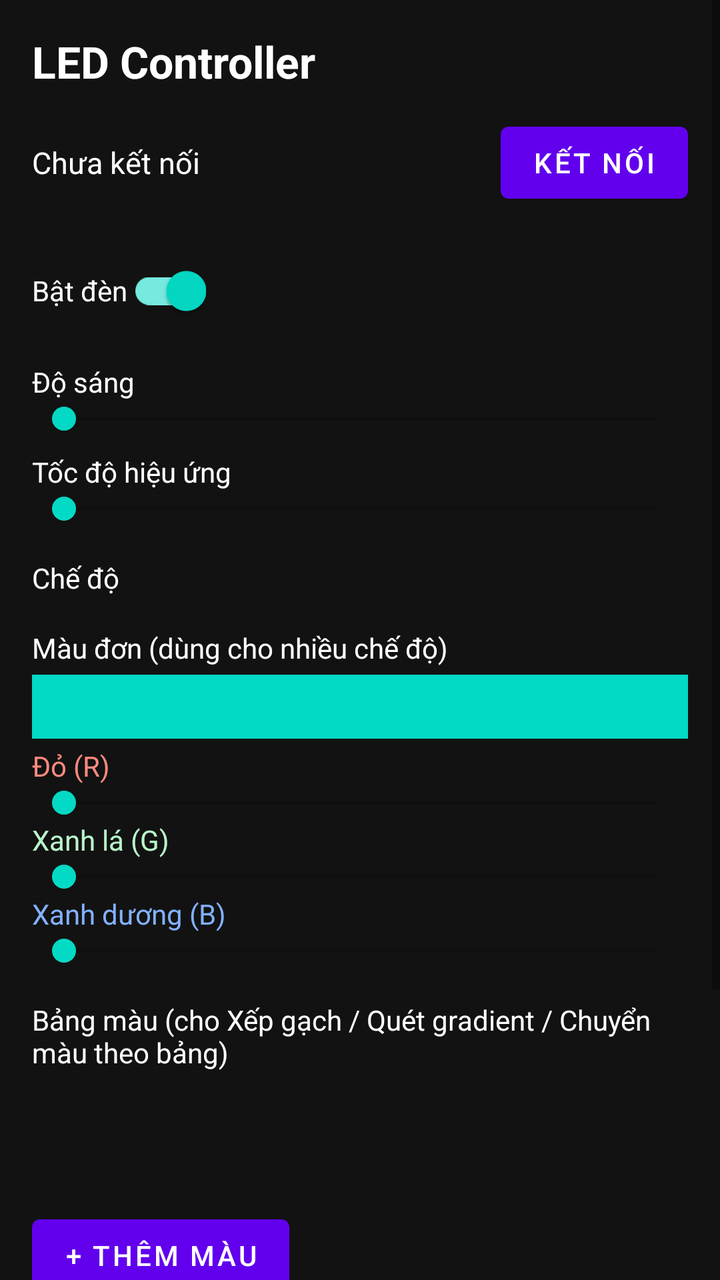
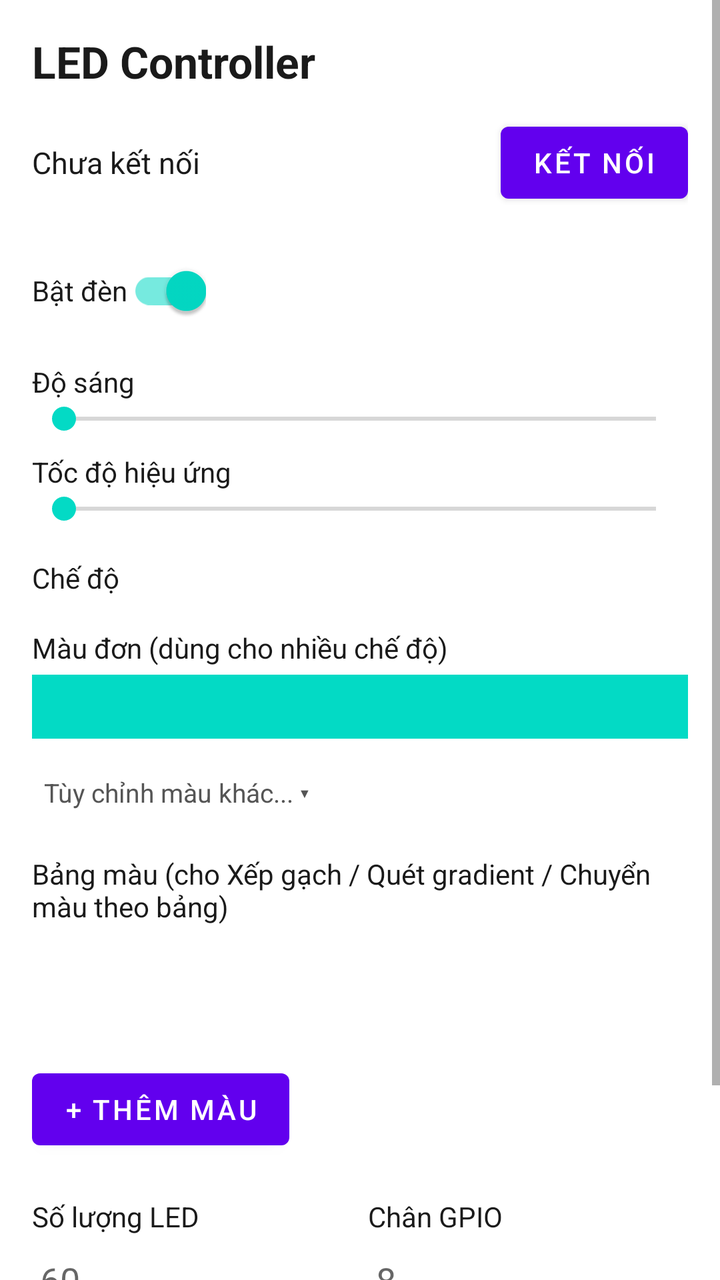

The first picture is an Android layout as it rendered before a commit; the second is the same layout after the commit. The layout source and the unified diff follow.
<!-- AndroidManifest.xml: activity theme Theme.LedController -->
<!-- res/layout/activity_main.xml -->
<?xml version="1.0" encoding="utf-8"?>
<ScrollView xmlns:android="http://schemas.android.com/apk/res/android"
    xmlns:app="http://schemas.android.com/apk/res-auto"
    android:layout_width="match_parent"
    android:layout_height="match_parent"
    android:background="@color/bg_dark">

    <LinearLayout
        android:layout_width="match_parent"
        android:layout_height="wrap_content"
        android:orientation="vertical"
        android:padding="16dp">

        <TextView
            android:layout_width="wrap_content"
            android:layout_height="wrap_content"
            android:text="@string/app_name"
            android:textColor="@color/white"
            android:textSize="22sp"
            android:textStyle="bold"
            android:layout_marginBottom="12dp" />

        
        <LinearLayout
            android:layout_width="match_parent"
            android:layout_height="wrap_content"
            android:orientation="horizontal"
            android:gravity="center_vertical"
            android:layout_marginBottom="16dp">

            <TextView
                android:id="@+id/tvStatus"
                android:layout_width="0dp"
                android:layout_height="wrap_content"
                android:layout_weight="1"
                android:text="Chưa kết nối"
                android:textColor="@color/white"
                android:textSize="15sp" />

            <Button
                android:id="@+id/btnConnect"
                android:layout_width="wrap_content"
                android:layout_height="wrap_content"
                android:text="Kết nối" />
        </LinearLayout>

        
        <com.google.android.material.switchmaterial.SwitchMaterial
            android:id="@+id/switchPower"
            android:layout_width="wrap_content"
            android:layout_height="wrap_content"
            android:text="Bật đèn"
            android:textColor="@color/white"
            android:checked="true"
            android:layout_marginBottom="12dp" />

        <TextView
            android:layout_width="wrap_content"
            android:layout_height="wrap_content"
            android:text="Độ sáng"
            android:textColor="@color/white" />
        <SeekBar
            android:id="@+id/seekBrightness"
            android:layout_width="match_parent"
            android:layout_height="wrap_content"
            android:max="255" />

        <TextView
            android:layout_width="wrap_content"
            android:layout_height="wrap_content"
            android:text="Tốc độ hiệu ứng"
            android:textColor="@color/white"
            android:layout_marginTop="8dp" />
        <SeekBar
            android:id="@+id/seekSpeed"
            android:layout_width="match_parent"
            android:layout_height="wrap_content"
            android:max="100" />

        
        <TextView
            android:layout_width="wrap_content"
            android:layout_height="wrap_content"
            android:text="Chế độ"
            android:textColor="@color/white"
            android:layout_marginTop="16dp" />
        <Spinner
            android:id="@+id/spinnerMode"
            android:layout_width="match_parent"
            android:layout_height="wrap_content"
            android:background="@color/surface_dark" />

        
        <TextView
            android:layout_width="wrap_content"
            android:layout_height="wrap_content"
            android:text="Màu đơn (dùng cho nhiều chế độ)"
            android:textColor="@color/white"
            android:layout_marginTop="16dp" />

        <View
            android:id="@+id/colorPreview"
            android:layout_width="match_parent"
            android:layout_height="32dp"
            android:background="@color/teal_200"
            android:layout_marginTop="4dp"
            android:layout_marginBottom="4dp" />

        <TextView android:layout_width="wrap_content" android:layout_height="wrap_content"
            android:text="Đỏ (R)" android:textColor="#FF8A80" />
        <SeekBar android:id="@+id/seekR" android:layout_width="match_parent" android:layout_height="wrap_content" android:max="255" />
        <TextView android:layout_width="wrap_content" android:layout_height="wrap_content"
            android:text="Xanh lá (G)" android:textColor="#B9F6CA" />
        <SeekBar android:id="@+id/seekG" android:layout_width="match_parent" android:layout_height="wrap_content" android:max="255" />
        <TextView android:layout_width="wrap_content" android:layout_height="wrap_content"
            android:text="Xanh dương (B)" android:textColor="#82B1FF" />
        <SeekBar android:id="@+id/seekB" android:layout_width="match_parent" android:layout_height="wrap_content" android:max="255" />

        
        <TextView
            android:layout_width="wrap_content"
            android:layout_height="wrap_content"
            android:text="Bảng màu (cho Xếp gạch / Quét gradient / Chuyển màu theo bảng)"
            android:textColor="@color/white"
            android:layout_marginTop="16dp" />

        <androidx.recyclerview.widget.RecyclerView
            android:id="@+id/recyclerPalette"
            android:layout_width="match_parent"
            android:layout_height="wrap_content"
            android:orientation="horizontal"
            android:layout_marginTop="8dp"
            android:minHeight="56dp" />

        <Button
            android:id="@+id/btnAddColor"
            android:layout_width="wrap_content"
            android:layout_height="wrap_content"
            android:text="+ Thêm màu"
            android:layout_marginTop="4dp" />

        
        <LinearLayout
            android:layout_width="match_parent"
            android:layout_height="wrap_content"
            android:orientation="horizontal"
            android:layout_marginTop="20dp">

            <LinearLayout
                android:layout_width="0dp"
                android:layout_height="wrap_content"
                android:layout_weight="1"
                android:orientation="vertical"
                android:layout_marginEnd="8dp">
                <TextView android:layout_width="wrap_content" android:layout_height="wrap_content"
                    android:text="Số lượng LED" android:textColor="@color/white" />
                <EditText
                    android:id="@+id/editLedCount"
                    android:layout_width="match_parent"
                    android:layout_height="wrap_content"
                    android:inputType="number"
                    android:hint="60" />
            </LinearLayout>

            <LinearLayout
                android:layout_width="0dp"
                android:layout_height="wrap_content"
                android:layout_weight="1"
                android:orientation="vertical">
                <TextView android:layout_width="wrap_content" android:layout_height="wrap_content"
                    android:text="Chân GPIO" android:textColor="@color/white" />
                <EditText
                    android:id="@+id/editGpioPin"
                    android:layout_width="match_parent"
                    android:layout_height="wrap_content"
                    android:inputType="number"
                    android:hint="8" />
            </LinearLayout>
        </LinearLayout>

        <Button
            android:id="@+id/btnApplyConfig"
            android:layout_width="match_parent"
            android:layout_height="wrap_content"
            android:text="Áp dụng số lượng LED / chân GPIO"
            android:layout_marginTop="8dp"
            android:layout_marginBottom="24dp" />

    </LinearLayout>
</ScrollView>
<!-- resources referenced by this layout -->
<resources>
  <color name="bg_dark">#FF121212</color>
  <color name="surface_dark">#FF1E1E1E</color>
  <color name="teal_200">#FF03DAC5</color>
  <color name="white">#FFFFFFFF</color>
  <string name="app_name">LED Controller</string>
  <style name="Theme.LedController" parent="Theme.MaterialComponents.Light.NoActionBar">
          <item name="colorPrimary">@color/purple_500</item>
          <item name="colorPrimaryDark">@color/purple_700</item>
          <item name="colorAccent">@color/teal_200</item>
          <item name="android:windowBackground">@color/bg_light</item>
          <item name="android:textColorPrimary">@color/text_dark</item>
      </style>
  <color name="purple_500">#FF6200EE</color>
  <color name="purple_700">#FF3700B3</color>
  <color name="bg_light">#FFFFFFFF</color>
  <color name="text_dark">#FF1A1A1A</color>
</resources>

<!-- the commit's change to res/layout/activity_main.xml (unified diff, before → after) -->
@@ -3,7 +3,7 @@
     xmlns:app="http://schemas.android.com/apk/res-auto"
     android:layout_width="match_parent"
     android:layout_height="match_parent"
-    android:background="@color/bg_dark">
+    android:background="@color/bg_light">
 
     <LinearLayout
         android:layout_width="match_parent"
@@ -15,7 +15,7 @@
             android:layout_width="wrap_content"
             android:layout_height="wrap_content"
             android:text="@string/app_name"
-            android:textColor="@color/white"
+            android:textColor="@color/text_dark"
             android:textSize="22sp"
             android:textStyle="bold"
             android:layout_marginBottom="12dp" />
@@ -34,7 +34,7 @@
                 android:layout_height="wrap_content"
                 android:layout_weight="1"
                 android:text="Chưa kết nối"
-                android:textColor="@color/white"
+                android:textColor="@color/text_dark"
                 android:textSize="15sp" />
 
             <Button
@@ -50,7 +50,7 @@
             android:layout_width="wrap_content"
             android:layout_height="wrap_content"
             android:text="Bật đèn"
-            android:textColor="@color/white"
+            android:textColor="@color/text_dark"
             android:checked="true"
             android:layout_marginBottom="12dp" />
 
@@ -58,7 +58,7 @@
             android:layout_width="wrap_content"
             android:layout_height="wrap_content"
             android:text="Độ sáng"
-            android:textColor="@color/white" />
+            android:textColor="@color/text_dark" />
         <SeekBar
             android:id="@+id/seekBrightness"
             android:layout_width="match_parent"
@@ -69,7 +69,7 @@
             android:layout_width="wrap_content"
             android:layout_height="wrap_content"
             android:text="Tốc độ hiệu ứng"
-            android:textColor="@color/white"
+            android:textColor="@color/text_dark"
             android:layout_marginTop="8dp" />
         <SeekBar
             android:id="@+id/seekSpeed"
@@ -82,20 +82,20 @@
             android:layout_width="wrap_content"
             android:layout_height="wrap_content"
             android:text="Chế độ"
-            android:textColor="@color/white"
+            android:textColor="@color/text_dark"
             android:layout_marginTop="16dp" />
         <Spinner
             android:id="@+id/spinnerMode"
             android:layout_width="match_parent"
             android:layout_height="wrap_content"
-            android:background="@color/surface_dark" />
+            android:background="@color/surface_light" />
 
         
         <TextView
             android:layout_width="wrap_content"
             android:layout_height="wrap_content"
             android:text="Màu đơn (dùng cho nhiều chế độ)"
-            android:textColor="@color/white"
+            android:textColor="@color/text_dark"
             android:layout_marginTop="16dp" />
 
         <View
@@ -106,22 +106,48 @@
             android:layout_marginTop="4dp"
             android:layout_marginBottom="4dp" />
 
-        <TextView android:layout_width="wrap_content" android:layout_height="wrap_content"
-            android:text="Đỏ (R)" android:textColor="#FF8A80" />
-        <SeekBar android:id="@+id/seekR" android:layout_width="match_parent" android:layout_height="wrap_content" android:max="255" />
-        <TextView android:layout_width="wrap_content" android:layout_height="wrap_content"
-            android:text="Xanh lá (G)" android:textColor="#B9F6CA" />
-        <SeekBar android:id="@+id/seekG" android:layout_width="match_parent" android:layout_height="wrap_content" android:max="255" />
-        <TextView android:layout_width="wrap_content" android:layout_height="wrap_content"
-            android:text="Xanh dương (B)" android:textColor="#82B1FF" />
-        <SeekBar android:id="@+id/seekB" android:layout_width="match_parent" android:layout_height="wrap_content" android:max="255" />
+        <GridLayout
+            android:id="@+id/gridColorPresets"
+            android:layout_width="match_parent"
+            android:layout_height="wrap_content"
+            android:columnCount="4"
+            android:layout_marginTop="4dp" />
+
+        <TextView
+            android:id="@+id/btnToggleCustomColor"
+            android:layout_width="wrap_content"
+            android:layout_height="wrap_content"
+            android:text="Tùy chỉnh màu khác... ▾"
+            android:textColor="@color/text_secondary"
+            android:textSize="13sp"
+            android:padding="6dp"
+            android:layout_marginTop="4dp" />
+
+        <LinearLayout
+            android:id="@+id/layoutCustomColor"
+            android:layout_width="match_parent"
+            android:layout_height="wrap_content"
+            android:orientation="vertical"
+            android:visibility="gone"
+            android:layout_marginTop="4dp">
+
+            <TextView android:layout_width="wrap_content" android:layout_height="wrap_content"
+                android:text="Đỏ (R)" android:textColor="@color/label_red" />
+            <SeekBar android:id="@+id/seekR" android:layout_width="match_parent" android:layout_height="wrap_content" android:max="255" />
+            <TextView android:layout_width="wrap_content" android:layout_height="wrap_content"
+                android:text="Xanh lá (G)" android:textColor="@color/label_green" />
+            <SeekBar android:id="@+id/seekG" android:layout_width="match_parent" android:layout_height="wrap_content" android:max="255" />
+            <TextView android:layout_width="wrap_content" android:layout_height="wrap_content"
+                android:text="Xanh dương (B)" android:textColor="@color/label_blue" />
+            <SeekBar android:id="@+id/seekB" android:layout_width="match_parent" android:layout_height="wrap_content" android:max="255" />
+        </LinearLayout>
 
         
         <TextView
             android:layout_width="wrap_content"
             android:layout_height="wrap_content"
             android:text="Bảng màu (cho Xếp gạch / Quét gradient / Chuyển màu theo bảng)"
-            android:textColor="@color/white"
+            android:textColor="@color/text_dark"
             android:layout_marginTop="16dp" />
 
         <androidx.recyclerview.widget.RecyclerView
@@ -153,7 +179,7 @@
                 android:orientation="vertical"
                 android:layout_marginEnd="8dp">
                 <TextView android:layout_width="wrap_content" android:layout_height="wrap_content"
-                    android:text="Số lượng LED" android:textColor="@color/white" />
+                    android:text="Số lượng LED" android:textColor="@color/text_dark" />
                 <EditText
                     android:id="@+id/editLedCount"
                     android:layout_width="match_parent"
@@ -168,7 +194,7 @@
                 android:layout_weight="1"
                 android:orientation="vertical">
                 <TextView android:layout_width="wrap_content" android:layout_height="wrap_content"
-                    android:text="Chân GPIO" android:textColor="@color/white" />
+                    android:text="Chân GPIO" android:textColor="@color/text_dark" />
                 <EditText
                     android:id="@+id/editGpioPin"
                     android:layout_width="match_parent"
<!-- resource entries referenced after the edit -->
@@ -1,9 +1,6 @@
 <!-- resources referenced by this layout -->
 <resources>
-  <color name="bg_dark">#FF121212</color>
-  <color name="surface_dark">#FF1E1E1E</color>
   <color name="teal_200">#FF03DAC5</color>
-  <color name="white">#FFFFFFFF</color>
   <string name="app_name">LED Controller</string>
   <style name="Theme.LedController" parent="Theme.MaterialComponents.Light.NoActionBar">
           <item name="colorPrimary">@color/purple_500</item>
@@ -15,6 +12,11 @@
   <color name="purple_500">#FF6200EE</color>
   <color name="purple_700">#FF3700B3</color>
   <color name="bg_light">#FFFFFFFF</color>
+  <color name="label_blue">#FF1565C0</color>
+  <color name="label_green">#FF2E7D32</color>
+  <color name="label_red">#FFD32F2F</color>
+  <color name="surface_light">#FFF0F0F0</color>
   <color name="text_dark">#FF1A1A1A</color>
+  <color name="text_secondary">#FF555555</color>
 </resources>
 
